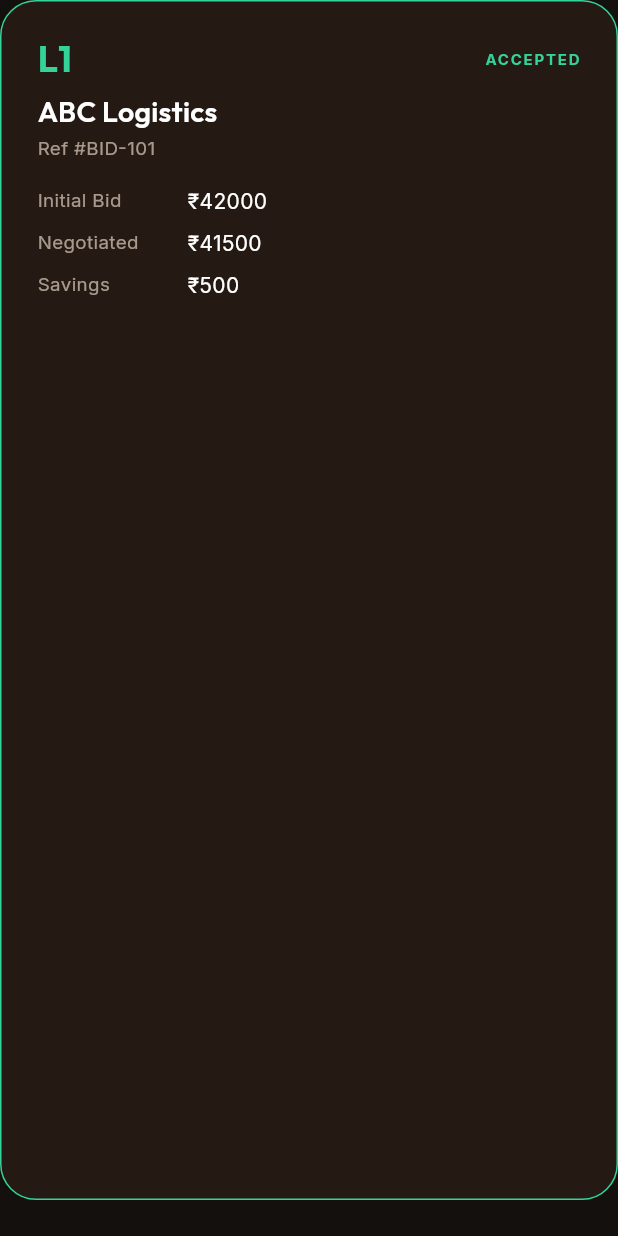
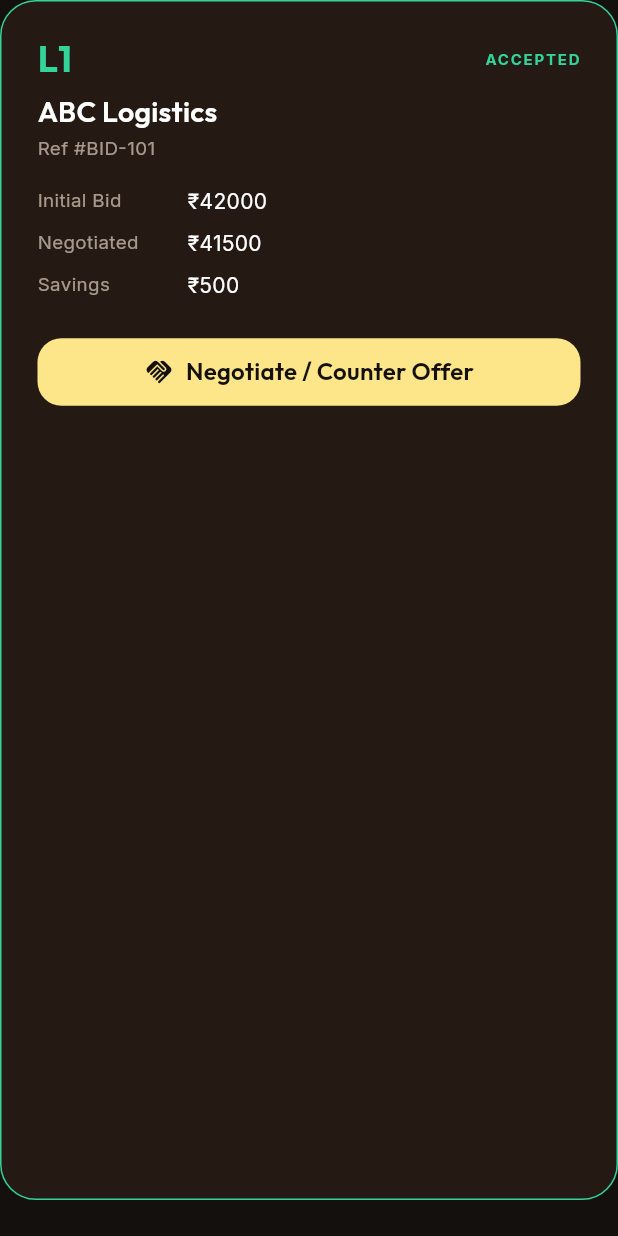
Before and after one commit to anshumaan2503/bidHaul, a Flutter app: the _CompetitiveBidCard widget shown alone on an empty page, opened directly with sample values from the repository, on a phone screen of 412 x 824 dp. Run offline on Flutter 3.47's test engine with Material 3 defaults, Android fonts, the phone set to English and light mode, and no system bars; our stand-ins replace dio, flutter_local_notifications, flutter_svg, google_fonts, shared_preferences; missing offline and left inert: razorpay_flutter; accounts and stored records are empty; network calls fail.

Commit message:
feat: Add prominent Negotiate/Counter-Offer buttons directly on L1/L2 cards and Tender Details screen

```diff
--- a/frontend/lib/screens/company/top5_qualified/top5_qualified_screen.dart
+++ b/frontend/lib/screens/company/top5_qualified/top5_qualified_screen.dart
@@ -8,6 +8,7 @@ import '../../../theme/app_colors.dart';
 import '../../../theme/app_radius.dart';
 import '../../../theme/app_spacing.dart';
 import '../../../theme/app_typography.dart';
+import '../post_bid_negotiation/post_bid_negotiation_screen.dart';
 
 class Top5QualifiedScreen extends StatefulWidget {
   final TenderModel? tender;
@@ -100,7 +101,10 @@ class _Top5QualifiedScreenState extends State<Top5QualifiedScreen> {
                                     itemCount: provider.competitiveStatement.length,
                                     itemBuilder: (context, index) {
                                       final item = provider.competitiveStatement[index];
-                                      return _CompetitiveBidCard(item: item);
+                                      return _CompetitiveBidCard(
+                                        item: item,
+                                        tenderId: widget.tender?.id,
+                                      );
                                     },
                                   ),
                   ),
@@ -116,8 +120,9 @@ class _Top5QualifiedScreenState extends State<Top5QualifiedScreen> {
 
 class _CompetitiveBidCard extends StatelessWidget {
   final CompetitiveBidModel item;
+  final String? tenderId;
 
-  const _CompetitiveBidCard({required this.item});
+  const _CompetitiveBidCard({required this.item, this.tenderId});
 
   @override
   Widget build(BuildContext context) {
@@ -167,6 +172,35 @@ class _CompetitiveBidCard extends StatelessWidget {
           ),
           if (item.savingsAmount > 0)
             _row("Savings", "₹${item.savingsAmount.toStringAsFixed(0)}"),
+          const SizedBox(height: AppSpacing.md),
+          SizedBox(
+            width: double.infinity,
+            child: ElevatedButton.icon(
+              style: ElevatedButton.styleFrom(
+                backgroundColor: AppColors.primaryCyan,
+                foregroundColor: AppColors.darkMidnight,
+                padding: const EdgeInsets.symmetric(vertical: 12),
+                shape: RoundedRectangleBorder(
+                  borderRadius: AppRadius.md,
+                ),
+              ),
+              onPressed: () {
+                Navigator.push(
+                  context,
+                  MaterialPageRoute(
+                    builder: (_) => PostBidNegotiationScreen(
+                      tenderId: tenderId,
+                    ),
+                  ),
+                );
+              },
+              icon: const Icon(Icons.handshake_rounded, size: 20),
+              label: Text(
+                "Negotiate / Counter Offer",
+                style: AppTypography.h3(color: AppColors.darkMidnight),
+              ),
+            ),
+          ),
         ],
       ),
     );
```
Also changed, not shown: frontend/lib/screens/company/tender_details/tender_details_screen.dart (+18 -0 lines).
